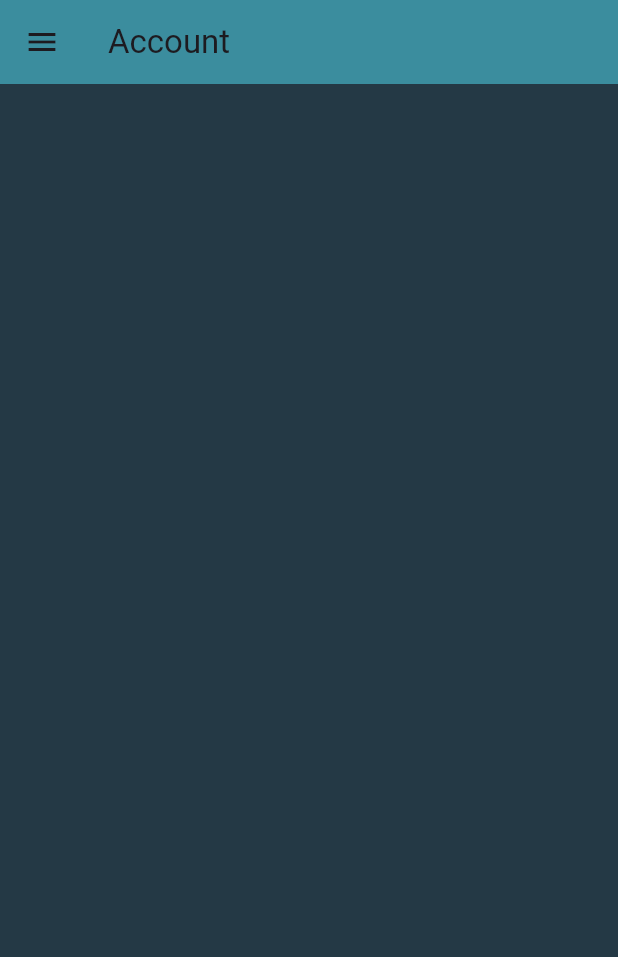
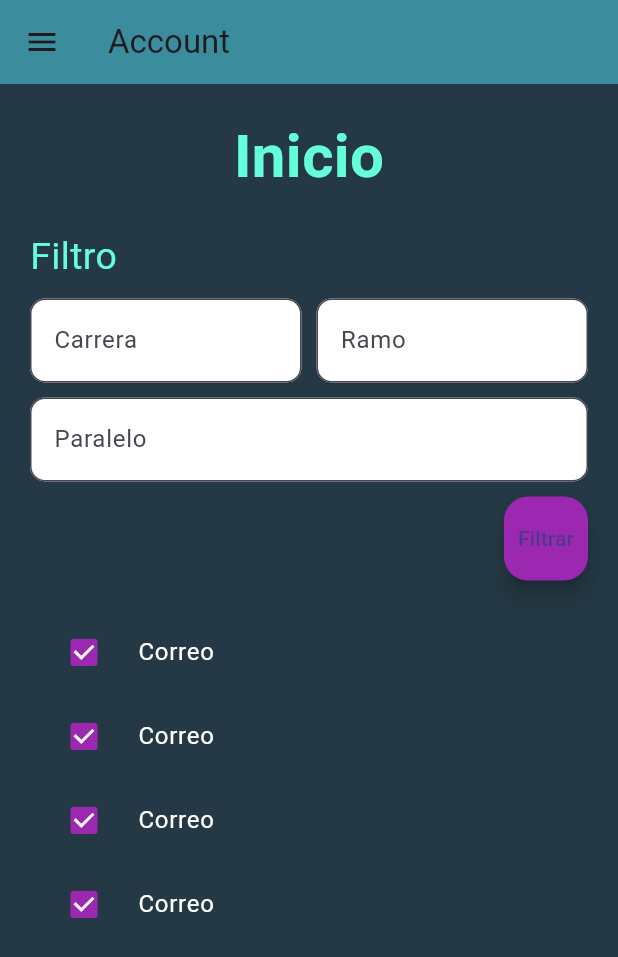
Before and after one commit to Cokye/Mail_Box_App, a Flutter app: the DrawerScreen screen opened directly, on a phone screen of 412 x 824 dp. Shown: the top 957 px of the screen. Run offline on Flutter 3.47's test engine with Material 3 defaults, Android fonts, the light colour scheme and no system bars; our stand-ins replace flutter_login, flutter_material_design_icons.

Commit message:
Agregue el drawer_screen con el filtro no funcionando

```diff
--- a/mail_box_app/lib/screens/drawer_screen.dart
+++ b/mail_box_app/lib/screens/drawer_screen.dart
@@ -15,34 +15,96 @@ class DrawerScreen extends StatelessWidget {
       ),
       body: Container(
         color: Color(0xff243945),
+        padding: EdgeInsets.all(20),
         child: Column(
+          crossAxisAlignment: CrossAxisAlignment.start,
           children: [
-            /* Container(
-              alignment: Alignment.center,
-              height: 50,
-              child: Icon(Icons.pets,size: 60,),
-            ), */
-            Flexible(
-              child: Container(
-                padding: EdgeInsets.only(left:10),
-                height: 300,
-                margin: EdgeInsets.only(bottom: 5),
-                child: Row(
-                  children: [
-                    Container(
-                      width: 300,
-                      height: double.infinity,
-                      alignment: Alignment.center,
-                      padding: EdgeInsets.all(15),
-                      /* child: Text(
-                        '',
-                        style: TextStyle(color: Colors.black87,fontSize: 18),
-                      ), */
-                    )
-                  ],
+            Center(
+              child: Text(
+                "Inicio",
+                style: TextStyle(
+                  fontSize: 40,
+                  fontWeight: FontWeight.bold,
+                  color: Colors.tealAccent,
                 ),
-              )),
-
+              ),
+            ),
+            SizedBox(height: 20),
+            Text(
+              "Filtro",
+              style: TextStyle(fontSize: 25, color: Colors.tealAccent),
+            ),
+            SizedBox(height: 10),
+            Row(
+              children: [
+                Expanded(
+                  child: TextFormField(
+                    decoration: InputDecoration(
+                      labelText: 'Carrera',
+                      filled: true,
+                      fillColor: Colors.white,
+                      border: OutlineInputBorder(
+                        borderRadius: BorderRadius.circular(10),
+                      ),
+                    ),
+                  ),
+                ),
+                SizedBox(width: 10),
+                Expanded(
+                  child: TextFormField(
+                    decoration: InputDecoration(
+                      labelText: 'Ramo',
+                      filled: true,
+                      fillColor: Colors.white,
+                      border: OutlineInputBorder(
+                        borderRadius: BorderRadius.circular(10),
+                      ),
+                    ),
+                  ),
+                ),
+              ],
+            ),
+            SizedBox(height: 10),
+            TextFormField(
+              decoration: InputDecoration(
+                labelText: 'Paralelo',
+                filled: true,
+                fillColor: Colors.white,
+                border: OutlineInputBorder(
+                  borderRadius: BorderRadius.circular(10),
+                ),
+              ),
+            ),
+            SizedBox(height: 10),
+            Align(
+              alignment: Alignment.centerRight,
+              child: FloatingActionButton(
+                onPressed: () {
+                  // Proceso de filtracion
+                },
+                backgroundColor: Colors.purple,
+                child: Text('Filtrar'),
+              ),
+            ),
+            SizedBox(height: 20),
+            // Seccion de correos a poner
+            Expanded(
+              child: ListView.builder(
+                itemCount: 4,
+                itemBuilder: (context, index) {
+                  return CheckboxListTile(
+                    value: true, // Cambiar a false para desmarcar
+                    onChanged: (value) {},
+                    title: Text(
+                      'Correo',
+                      style: TextStyle(color: Colors.white),
+                    ),
+                    controlAffinity: ListTileControlAffinity.leading,
+                    activeColor: Colors.purple,
+                  );
+                },
+              ),
+            ),
           ],
         ),
       ),
```
